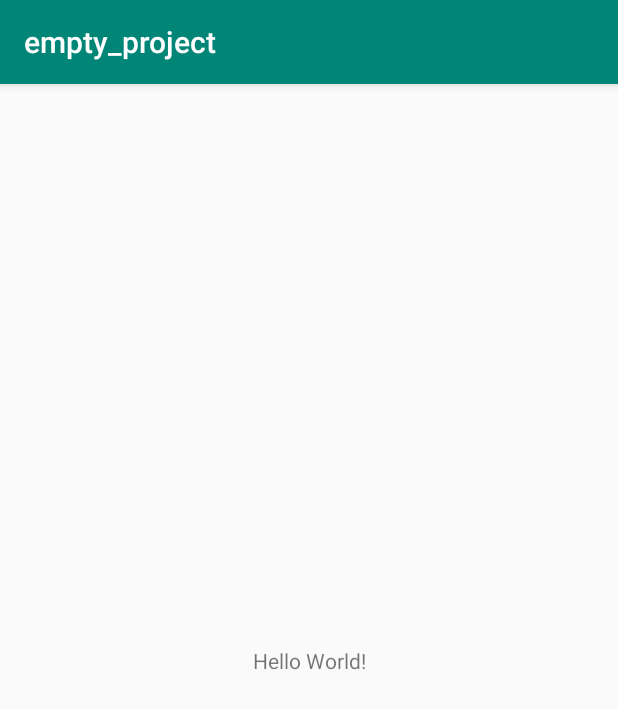
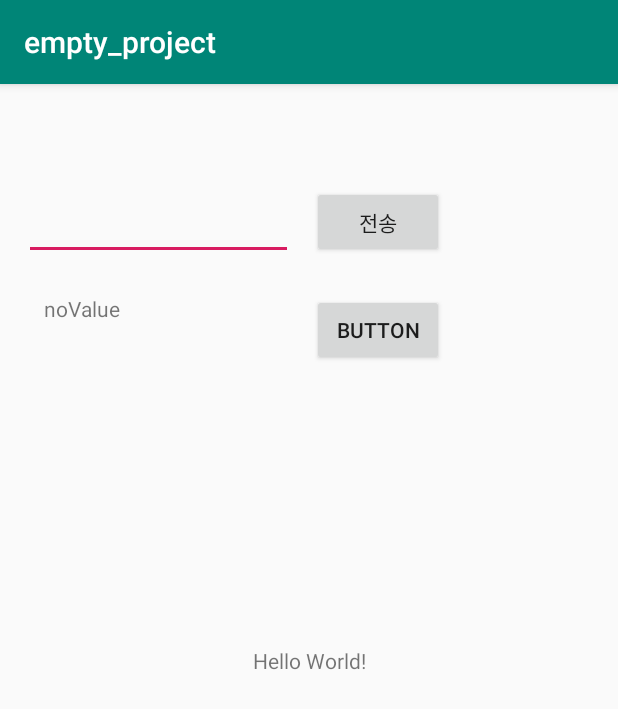
Before and after one commit to Biangom/IoT-Electric_Device, an Android app: the screen it shows after launch (MainActivity), on a phone screen of 412 x 824 dp. Shown: the top 709 px of the screen. Run offline under Robolectric (Android 15) with nearby library versions, the phone set to English and light mode, and no system bars.

Commit message:
메시지 보내는거 성공

```diff
--- a/empty_project/app/build.gradle
+++ b/empty_project/app/build.gradle
@@ -26,4 +26,6 @@ dependencies {
     testImplementation 'junit:junit:4.12'
     androidTestImplementation 'androidx.test.ext:junit:1.1.0'
     androidTestImplementation 'androidx.test.espresso:espresso-core:3.1.1'
+    implementation 'org.eclipse.paho:org.eclipse.paho.client.mqttv3:1.1.1'
+    implementation 'org.eclipse.paho:org.eclipse.paho.android.service:1.1.1'
 }
--- a/empty_project/app/src/main/res/layout/activity_main.xml
+++ b/empty_project/app/src/main/res/layout/activity_main.xml
@@ -7,6 +7,7 @@
     tools:context=".MainActivity">
 
     <TextView
+        android:id="@+id/textView"
         android:layout_width="wrap_content"
         android:layout_height="wrap_content"
         android:text="Hello World!"
@@ -15,4 +16,55 @@
         app:layout_constraintRight_toRightOf="parent"
         app:layout_constraintTop_toTopOf="parent" />
 
+    <Button
+        android:id="@+id/sendButton"
+        android:layout_width="wrap_content"
+        android:layout_height="wrap_content"
+        android:layout_marginTop="68dp"
+        android:onClick="onClick"
+        android:text="전송"
+        app:layout_constraintBottom_toBottomOf="parent"
+        app:layout_constraintEnd_toEndOf="parent"
+        app:layout_constraintHorizontal_bias="0.643"
+        app:layout_constraintStart_toStartOf="parent"
+        app:layout_constraintTop_toTopOf="parent"
+        app:layout_constraintVertical_bias="0.0" />
+
+    <Button
+        android:id="@+id/button2"
+        android:layout_width="wrap_content"
+        android:layout_height="wrap_content"
+        android:text="Button"
+        app:layout_constraintBottom_toBottomOf="parent"
+        app:layout_constraintEnd_toEndOf="parent"
+        app:layout_constraintHorizontal_bias="0.643"
+        app:layout_constraintStart_toStartOf="parent"
+        app:layout_constraintTop_toTopOf="parent"
+        app:layout_constraintVertical_bias="0.194" />
+
+    <EditText
+        android:id="@+id/editText"
+        android:layout_width="179dp"
+        android:layout_height="46dp"
+        android:ems="10"
+        android:inputType="textPersonName"
+        app:layout_constraintBottom_toBottomOf="parent"
+        app:layout_constraintEnd_toEndOf="parent"
+        app:layout_constraintHorizontal_bias="0.068"
+        app:layout_constraintStart_toStartOf="parent"
+        app:layout_constraintTop_toTopOf="parent"
+        app:layout_constraintVertical_bias="0.099" />
+
+    <TextView
+        android:id="@+id/resultView"
+        android:layout_width="166dp"
+        android:layout_height="43dp"
+        android:text="noValue"
+        app:layout_constraintBottom_toBottomOf="parent"
+        app:layout_constraintEnd_toEndOf="parent"
+        app:layout_constraintHorizontal_bias="0.118"
+        app:layout_constraintStart_toStartOf="parent"
+        app:layout_constraintTop_toTopOf="parent"
+        app:layout_constraintVertical_bias="0.193" />
+
 </androidx.constraintlayout.widget.ConstraintLayout>
--- a/empty_project/build.gradle
+++ b/empty_project/build.gradle
@@ -11,6 +11,7 @@ buildscript {
 
         // NOTE: Do not place your application dependencies here; they belong
         // in the individual module build.gradle files
+
     }
 }
 
```
Also changed, not shown: empty_project/app/src/main/AndroidManifest.xml (+10 -0 lines), empty_project/app/src/main/java/com/example/empty_project/MainActivity.java (+94 -0 lines), empty_project/app/src/main/java/com/example/empty_project/Subscriber.java (added, +82 -0 lines).
